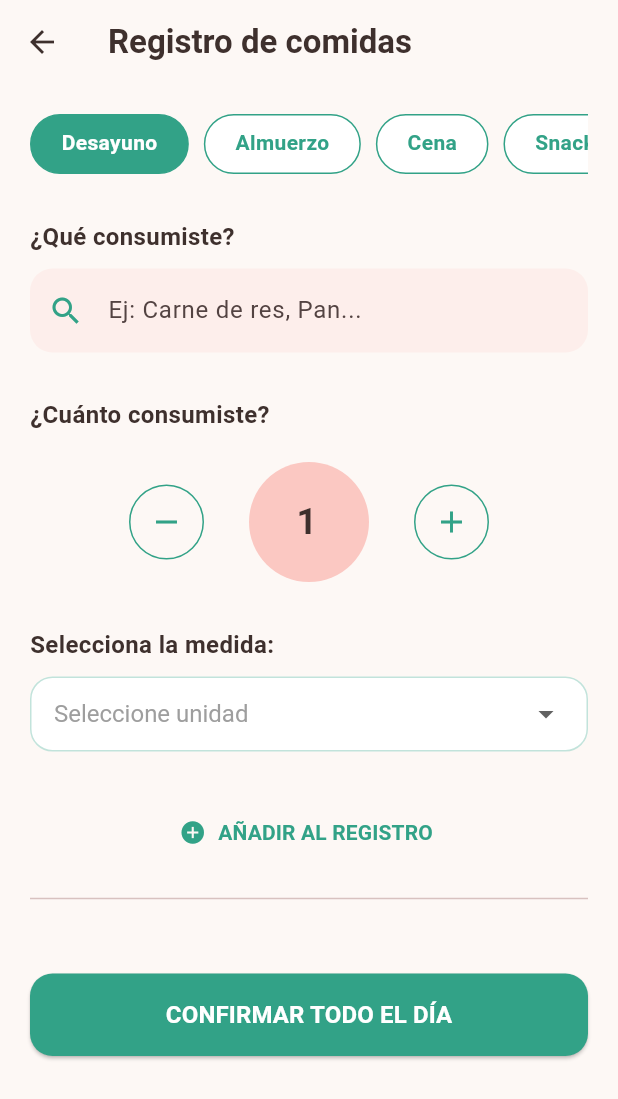
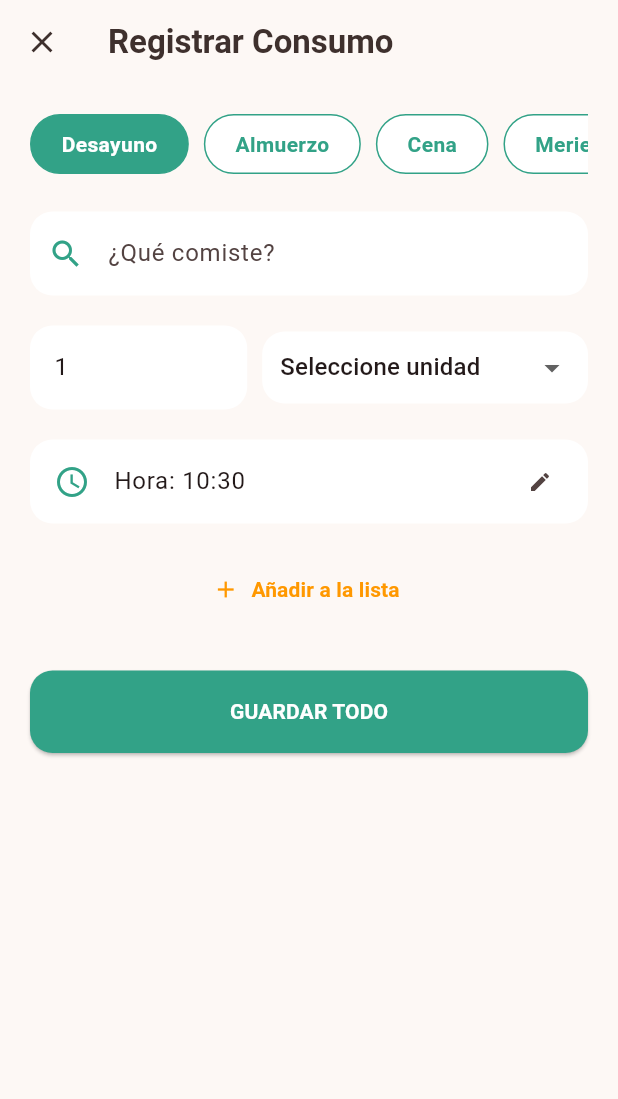
Before and after one commit to FelipeVelandia/HealthUp, a Flutter app: the FoodRegistrationScreen screen opened by its route, on a phone screen of 412 x 824 dp. Shown: the top 1099 px of the screen. Run offline on Flutter 3.47's test engine with Material 3 defaults, Android fonts, the phone set to English and light mode, and no system bars; our stand-ins replace cloud_firestore, firebase_auth, firebase_core, flutter_svg, font_awesome_flutter, go_router and 1 more; accounts and stored records are empty.

Commit message:
Correcciones y estética

```diff
--- a/lib/screens/food_registration/food_registration_page.dart
+++ b/lib/screens/food_registration/food_registration_page.dart
@@ -1,5 +1,7 @@
 import 'package:flutter/material.dart';
 import 'package:flutter/services.dart';
+import 'package:font_awesome_flutter/font_awesome_flutter.dart';
+import 'package:go_router/go_router.dart';
 
 class FoodRegistrationScreen extends StatefulWidget {
   const FoodRegistrationScreen({super.key});
@@ -12,107 +14,111 @@ class _FoodRegistrationScreenState extends State<FoodRegistrationScreen> {
   final TextEditingController _foodController = TextEditingController();
   final TextEditingController _quantityController = TextEditingController(text: '1');
 
-  // 1. "Seleccione unidad" es ahora el valor inicial
   String _selectedUnit = 'Seleccione unidad';
   int _selectedTab = 0;
+  TimeOfDay _selectedTime = TimeOfDay.now();
 
-  final List<String> _categories = ['Desayuno', 'Almuerzo', 'Cena', 'Snack', 'Agua'];
+  // Categorías actualizadas: Snacks -> Merienda e incluye Agua
+  final List<String> _categories = ['Desayuno', 'Almuerzo', 'Cena', 'Merienda', 'Agua'];
 
-  // 2. Lista de unidades actualizada según tu solicitud
   final List<String> _units = [
-    'Seleccione unidad', // Valor por defecto
-    'Taza',
-    'Puñado',
-    'Cucharada',
-    'unidad',
-    'Gramos',
-    'Porcion',
-    'mL'
+    'Seleccione unidad', 'Taza', 'Puñado', 'Cucharada', 'unidad', 'Gramos', 'Porcion', 'mL'
   ];
 
-  List<Map<String, dynamic>> registeredFoods = [];
+  // Lista local para mostrar lo que se va registrando antes de guardar
+  List<Map<String, dynamic>> _tempRegistry = [];
+
+  void _addWater(int amount, String type) {
+    setState(() {
+      _tempRegistry.add({
+        'name': 'Agua ($type)',
+        'quantity': amount.toString(),
+        'unit': 'mL',
+        'time': _selectedTime.format(context),
+        'isWater': true,
+      });
+    });
+    ScaffoldMessenger.of(context).showSnackBar(
+      SnackBar(content: Text('¡+$amount mL de agua añadidos! 💧'), duration: const Duration(seconds: 1)),
+    );
+  }
 
   void _addFood() {
-    // 3. Validación: El nombre no debe estar vacío y la unidad DEBE ser distinta a la inicial
-    if (_foodController.text.isEmpty) {
-      _showSnackBar('Escribe qué consumiste');
-      return;
-    }
-
-    if (_selectedUnit == 'Seleccione unidad') {
-      _showSnackBar('Por favor, selecciona una medida (Taza, Gramos, etc.)');
-      return;
-    }
-
-    if (_quantityController.text.isEmpty || _quantityController.text == '0') {
-      _showSnackBar('La cantidad debe ser mayor a 0');
+    if (_foodController.text.isEmpty || _selectedUnit == 'Seleccione unidad') {
+      ScaffoldMessenger.of(context).showSnackBar(
+        const SnackBar(content: Text('Completa el nombre y la unidad')),
+      );
       return;
     }
 
     setState(() {
-      registeredFoods.add({
+      _tempRegistry.add({
         'name': _foodController.text,
+        'quantity': _quantityController.text,
         'unit': _selectedUnit,
-        'quantity': _quantityController.text,
-        'category': _categories[_selectedTab],
+        'time': _selectedTime.format(context),
+        'isWater': false,
       });
-
-      // Limpiar para el siguiente registro
       _foodController.clear();
       _quantityController.text = '1';
-      _selectedUnit = 'Seleccione unidad';
     });
   }
 
-  void _showSnackBar(String message) {
-    ScaffoldMessenger.of(context).showSnackBar(
-      SnackBar(content: Text(message), backgroundColor: Colors.redAccent),
+  Future<void> _selectTime(BuildContext context) async {
+    final TimeOfDay? picked = await showTimePicker(
+      context: context,
+      initialTime: _selectedTime,
     );
+    if (picked != null) setState(() => _selectedTime = picked);
   }
 
   @override
   Widget build(BuildContext context) {
+    const Color greenPrimary = Color(0xFF32A287);
+    bool isWaterTab = _categories[_selectedTab] == 'Agua';
+
     return Scaffold(
       backgroundColor: const Color(0xFFFDF8F5),
       appBar: AppBar(
+        title: const Text("Registrar Consumo", style: TextStyle(fontWeight: FontWeight.bold)),
         backgroundColor: Colors.transparent,
         elevation: 0,
+        foregroundColor: const Color(0xFF3E302D),
         leading: IconButton(
-          icon: const Icon(Icons.arrow_back, color: Color(0xFF3E302D)),
-          onPressed: () => Navigator.pop(context),
-        ),
-        title: const Text(
-          'Registro de comidas',
-          style: TextStyle(color: Color(0xFF3E302D), fontWeight: FontWeight.bold),
+          icon: const Icon(Icons.close),
+          onPressed: () => context.pop(),
         ),
       ),
       body: SingleChildScrollView(
-        padding: const EdgeInsets.all(20.0),
+        padding: const EdgeInsets.all(20),
         child: Column(
           crossAxisAlignment: CrossAxisAlignment.start,
           children: [
-            // CATEGORÍAS
+            // TABS DE CATEGORÍAS
             SizedBox(
               height: 40,
               child: ListView.builder(
                 scrollDirection: Axis.horizontal,
                 itemCount: _categories.length,
                 itemBuilder: (context, index) {
+                  bool isSelected = _selectedTab == index;
                   return GestureDetector(
                     onTap: () => setState(() => _selectedTab = index),
                     child: Container(
                       margin: const EdgeInsets.only(right: 10),
-                      padding: const EdgeInsets.symmetric(horizontal: 20, vertical: 8),
+                      padding: const EdgeInsets.symmetric(horizontal: 20),
                       decoration: BoxDecoration(
-                        color: _selectedTab == index ? const Color(0xFF32A287) : Colors.white,
+                        color: isSelected ? greenPrimary : Colors.white,
                         borderRadius: BorderRadius.circular(20),
-                        border: Border.all(color: const Color(0xFF32A287)),
+                        border: Border.all(color: greenPrimary),
                       ),
-                      child: Text(
-                        _categories[index],
-                        style: TextStyle(
-                          color: _selectedTab == index ? Colors.white : const Color(0xFF32A287),
-                          fontWeight: FontWeight.bold,
+                      child: Center(
+                        child: Text(
+                          _categories[index],
+                          style: TextStyle(
+                            color: isSelected ? Colors.white : greenPrimary,
+                            fontWeight: FontWeight.bold,
+                          ),
                         ),
                       ),
                     ),
@@ -121,132 +127,25 @@ class _FoodRegistrationScreenState extends State<FoodRegistrationScreen> {
               ),
             ),
 
-            const SizedBox(height: 30),
+            const SizedBox(height: 25),
 
-            const Text('¿Qué consumiste?', style: TextStyle(fontSize: 16, fontWeight: FontWeight.bold, color: Color(0xFF3E302D))),
-            const SizedBox(height: 10),
-            TextField(
-              controller: _foodController,
-              decoration: InputDecoration(
-                hintText: 'Ej: Carne de res, Pan...',
-                filled: true,
-                fillColor: const Color(0xFFFBC8C2).withValues(alpha: 0.2),
-                prefixIcon: const Icon(Icons.search, color: Color(0xFF32A287)),
-                border: OutlineInputBorder(borderRadius: BorderRadius.circular(15), borderSide: BorderSide.none),
-              ),
-            ),
+            // CONTENIDO DINÁMICO (COMIDA O AGUA)
+            isWaterTab ? _buildWaterSection() : _buildFoodSection(greenPrimary),
 
-            const SizedBox(height: 30),
-
-            const Text('¿Cuánto consumiste?', style: TextStyle(fontSize: 16, fontWeight: FontWeight.bold, color: Color(0xFF3E302D))),
-            const SizedBox(height: 20),
-            Row(
-              mainAxisAlignment: MainAxisAlignment.center,
-              children: [
-                _buildQuantityBtn(Icons.remove, () {
-                  int current = int.tryParse(_quantityController.text) ?? 1;
-                  if (current > 1) {
-                    setState(() => _quantityController.text = (current - 1).toString());
-                  }
-                }),
-
-                Container(
-                  margin: const EdgeInsets.symmetric(horizontal: 20),
-                  width: 100,
-                  height: 80,
-                  decoration: const BoxDecoration(
-                    color: Color(0xFFFBC8C2),
-                    shape: BoxShape.circle,
-                  ),
-                  child: Center(
-                    child: TextField(
-                      controller: _quantityController,
-                      textAlign: TextAlign.center,
-                      keyboardType: TextInputType.number,
-                      inputFormatters: [FilteringTextInputFormatter.digitsOnly],
-                      style: const TextStyle(fontSize: 24, fontWeight: FontWeight.bold, color: Color(0xFF3E302D)),
-                      decoration: const InputDecoration(border: InputBorder.none),
-                    ),
-                  ),
+            if (_tempRegistry.isNotEmpty) ...[
+              const Divider(height: 40),
+              const Text("Resumen actual:", style: TextStyle(fontWeight: FontWeight.bold)),
+              const SizedBox(height: 10),
+              ..._tempRegistry.map((item) => ListTile(
+                leading: Icon(item['isWater'] ? Icons.water_drop : Icons.restaurant,
+                             color: item['isWater'] ? Colors.blue : greenPrimary),
+                title: Text(item['name']),
+                subtitle: Text("${item['quantity']} ${item['unit']} - ${item['time']}"),
+                trailing: IconButton(
+                  icon: const Icon(Icons.delete_outline, color: Colors.red),
+                  onPressed: () => setState(() => _tempRegistry.remove(item)),
                 ),
-
-                _buildQuantityBtn(Icons.add, () {
-                  int current = int.tryParse(_quantityController.text) ?? 0;
-                  setState(() => _quantityController.text = (current + 1).toString());
-                }),
-              ],
-            ),
-
-            const SizedBox(height: 30),
-
-            const Text('Selecciona la medida:', style: TextStyle(fontSize: 16, fontWeight: FontWeight.bold, color: Color(0xFF3E302D))),
-            const SizedBox(height: 10),
-            Container(
-              padding: const EdgeInsets.symmetric(horizontal: 15),
-              decoration: BoxDecoration(
-                color: Colors.white,
-                borderRadius: BorderRadius.circular(15),
-                border: Border.all(color: const Color(0xFF32A287).withValues(alpha: 0.3)),
-              ),
-              child: DropdownButtonHideUnderline(
-                child: DropdownButton<String>(
-                  value: _selectedUnit,
-                  isExpanded: true,
-                  // Estilo gris para la opción por defecto
-                  style: const TextStyle(color: Color(0xFF3E302D), fontSize: 16),
-                  items: _units.map((String value) {
-                    return DropdownMenuItem(
-                      value: value,
-                      child: Text(
-                        value,
-                        style: TextStyle(
-                          color: value == 'Seleccione unidad' ? Colors.grey : const Color(0xFF3E302D)
-                        ),
-                      )
-                    );
-                  }).toList(),
-                  onChanged: (newValue) => setState(() => _selectedUnit = newValue!),
-                ),
-              ),
-            ),
-
-            const SizedBox(height: 30),
-
-            Center(
-              child: TextButton.icon(
-                onPressed: _addFood,
-                icon: const Icon(Icons.add_circle, color: Color(0xFF32A287)),
-                label: const Text('AÑADIR AL REGISTRO', style: TextStyle(color: Color(0xFF32A287), fontWeight: FontWeight.bold)),
-              ),
-            ),
-
-            const Divider(height: 40),
-
-            if (registeredFoods.isNotEmpty) ...[
-              const Text('Resumen de lo añadido:', style: TextStyle(fontSize: 16, fontWeight: FontWeight.bold)),
-              const SizedBox(height: 10),
-              ListView.builder(
-                shrinkWrap: true,
-                physics: const NeverScrollableScrollPhysics(),
-                itemCount: registeredFoods.length,
-                itemBuilder: (context, index) {
-                  return Card(
-                    color: Colors.white,
-                    elevation: 0,
-                    margin: const EdgeInsets.only(bottom: 10),
-                    shape: RoundedRectangleBorder(borderRadius: BorderRadius.circular(12)),
-                    child: ListTile(
-                      leading: const Icon(Icons.restaurant_menu, color: Color(0xFF32A287)),
-                      title: Text(registeredFoods[index]['name']),
-                      subtitle: Text('${registeredFoods[index]['quantity']} ${registeredFoods[index]['unit']} - ${registeredFoods[index]['category']}'),
-                      trailing: IconButton(
-                        icon: const Icon(Icons.delete_outline, color: Colors.redAccent),
-                        onPressed: () => setState(() => registeredFoods.removeAt(index)),
-                      ),
-                    ),
-                  );
-                },
-              ),
+              )),
             ],
 
             const SizedBox(height: 30),
@@ -255,16 +154,12 @@ class _FoodRegistrationScreenState extends State<FoodRegistrationScreen> {
               width: double.infinity,
               height: 55,
               child: ElevatedButton(
-                onPressed: () {
-                  if (registeredFoods.isNotEmpty) {
-                    ScaffoldMessenger.of(context).showSnackBar(const SnackBar(content: Text('¡Registro guardado!')));
-                  }
-                },
                 style: ElevatedButton.styleFrom(
-                  backgroundColor: const Color(0xFF32A287),
+                  backgroundColor: greenPrimary,
                   shape: RoundedRectangleBorder(borderRadius: BorderRadius.circular(15)),
                 ),
-                child: const Text('CONFIRMAR TODO EL DÍA', style: TextStyle(color: Colors.white, fontSize: 16, fontWeight: FontWeight.bold)),
+                onPressed: () => context.pop(),
+                child: const Text("GUARDAR TODO", style: TextStyle(color: Colors.white, fontWeight: FontWeight.bold)),
               ),
             ),
           ],
@@ -273,13 +168,109 @@ class _FoodRegistrationScreenState extends State<FoodRegistrationScreen> {
     );
   }
 
-  Widget _buildQuantityBtn(IconData icon, VoidCallback onTap) {
-    return GestureDetector(
-      onTap: onTap,
-      child: Container(
-        padding: const EdgeInsets.all(12),
-        decoration: BoxDecoration(border: Border.all(color: const Color(0xFF32A287)), shape: BoxShape.circle),
-        child: Icon(icon, color: const Color(0xFF32A287), size: 24),
+  Widget _buildFoodSection(Color color) {
+    return Column(
+      crossAxisAlignment: CrossAxisAlignment.start,
+      children: [
+        TextField(
+          controller: _foodController,
+          decoration: InputDecoration(
+            hintText: "¿Qué comiste?",
+            filled: true,
+            fillColor: Colors.white,
+            border: OutlineInputBorder(borderRadius: BorderRadius.circular(15), borderSide: BorderSide.none),
+            prefixIcon: Icon(Icons.search, color: color),
+          ),
+        ),
+        const SizedBox(height: 20),
+        Row(
+          children: [
+            Expanded(
+              flex: 2,
+              child: TextField(
+                controller: _quantityController,
+                keyboardType: TextInputType.number,
+                decoration: InputDecoration(
+                  hintText: "Cant.",
+                  filled: true,
+                  fillColor: Colors.white,
+                  border: OutlineInputBorder(borderRadius: BorderRadius.circular(15), borderSide: BorderSide.none),
+                ),
+              ),
+            ),
+            const SizedBox(width: 10),
+            Expanded(
+              flex: 3,
+              child: Container(
+                padding: const EdgeInsets.symmetric(horizontal: 12),
+                decoration: BoxDecoration(color: Colors.white, borderRadius: BorderRadius.circular(15)),
+                child: DropdownButtonHideUnderline(
+                  child: DropdownButton<String>(
+                    value: _selectedUnit,
+                    items: _units.map((u) => DropdownMenuItem(value: u, child: Text(u))).toList(),
+                    onChanged: (v) => setState(() => _selectedUnit = v!),
+                  ),
+                ),
+              ),
+            ),
+          ],
+        ),
+        const SizedBox(height: 20),
+        ListTile(
+          onTap: () => _selectTime(context),
+          tileColor: Colors.white,
+          shape: RoundedRectangleBorder(borderRadius: BorderRadius.circular(15)),
+          leading: Icon(Icons.access_time, color: color),
+          title: Text("Hora: ${_selectedTime.format(context)}"),
+          trailing: const Icon(Icons.edit, size: 16),
+        ),
+        const SizedBox(height: 20),
+        Center(
+          child: TextButton.icon(
+            onPressed: _addFood,
+            icon: const Icon(Icons.add, color: Colors.orange),
+            label: const Text("Añadir a la lista", style: TextStyle(color: Colors.orange, fontWeight: FontWeight.bold)),
+          ),
+        ),
+      ],
+    );
+  }
+
+  Widget _buildWaterSection() {
+    return Column(
+      children: [
+        const Text("¿Cuánta agua bebiste?", style: TextStyle(fontSize: 18, fontWeight: FontWeight.bold)),
+        const SizedBox(height: 25),
+        Row(
+          mainAxisAlignment: MainAxisAlignment.spaceAround,
+          children: [
+            _waterBtn(FontAwesomeIcons.glassWater, "Vaso", 250),
+            _waterBtn(FontAwesomeIcons.bottleWater, "Botella", 500),
+            _waterBtn(FontAwesomeIcons.faucetDrip, "Jarra", 1000),
+          ],
+        ),
+        const SizedBox(height: 30),
+        ListTile(
+          onTap: () => _selectTime(context),
+          tileColor: Colors.white,
+          shape: RoundedRectangleBorder(borderRadius: BorderRadius.circular(15)),
+          leading: const Icon(Icons.access_time, color: Colors.blue),
+          title: Text("Hora del consumo: ${_selectedTime.format(context)}"),
+        ),
+      ],
+    );
+  }
+
+  Widget _waterBtn(IconData icon, String label, int ml) {
+    return InkWell(
+      onTap: () => _addWater(ml, label),
+      child: Column(
+        children: [
+          FaIcon(icon, size: 40, color: Colors.blue),
+          const SizedBox(height: 8),
+          Text(label, style: const TextStyle(fontWeight: FontWeight.bold)),
+          Text("$ml mL", style: const TextStyle(color: Colors.grey, fontSize: 12)),
+        ],
       ),
     );
   }
```
Also changed, not shown: lib/routes.dart (+5 -2 lines), lib/screens/exercise_registration/exercise_registration_page.dart (+111 -70 lines).
